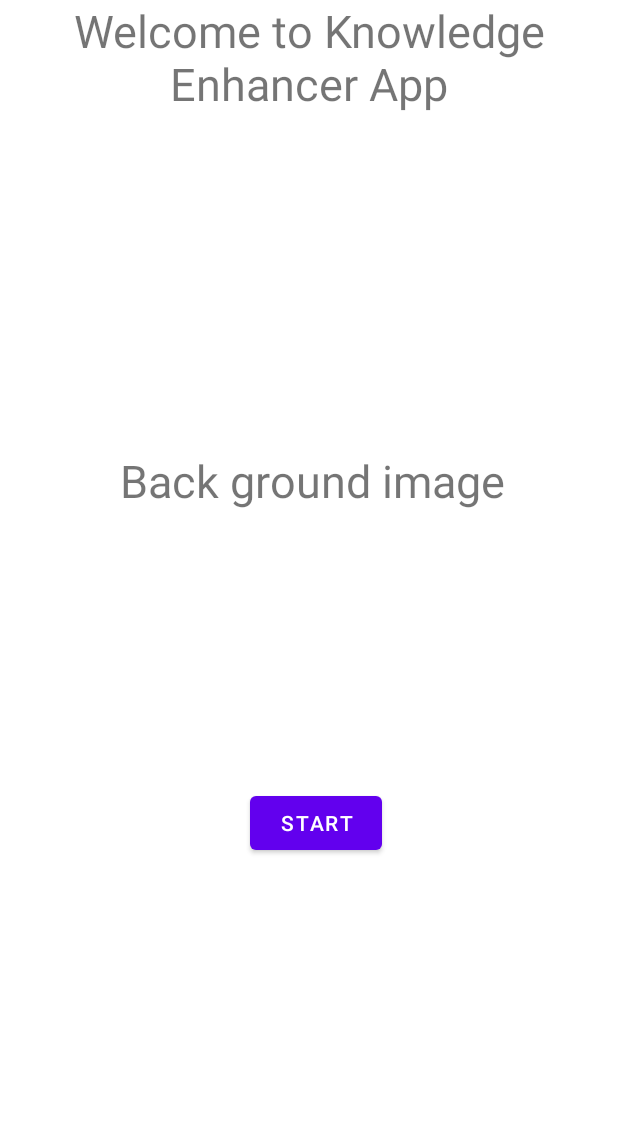
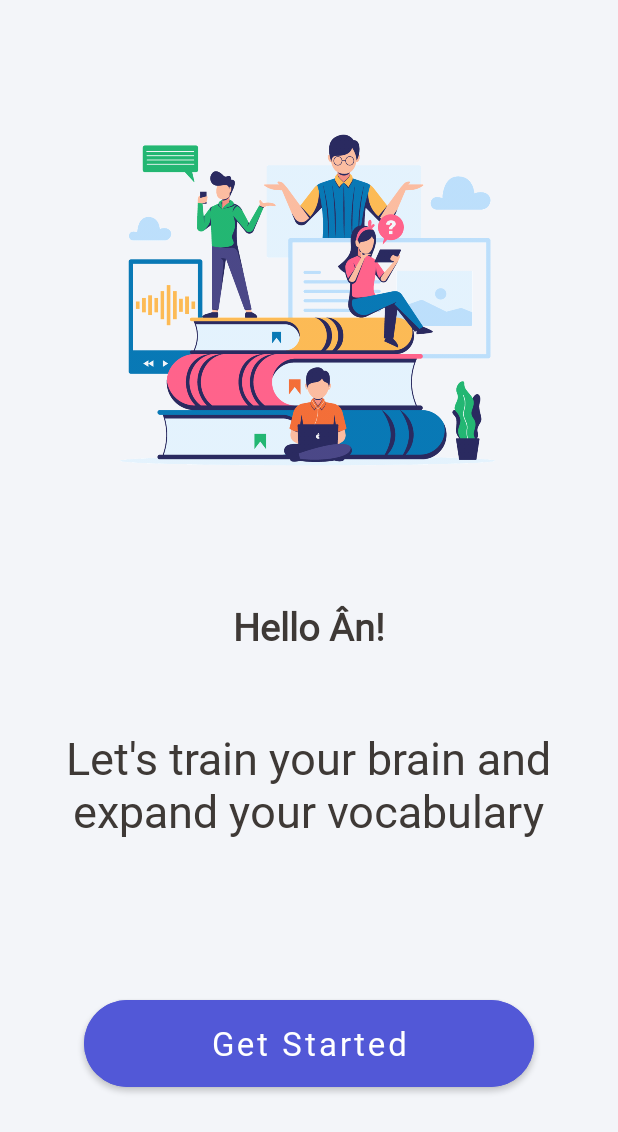
Before and after one commit to phian/Knowledge_Enhancer_App, an Android app: the screen it shows after launch (MainActivity), on a phone screen of 412 x 824 dp. Shown: the top 1132 px of the screen. Run offline under Robolectric (Android 15) with nearby library versions, the phone set to English and light mode, and no system bars.

Commit message:
Create first design for Main screen and Greeting screen

```diff
--- a/app/build.gradle
+++ b/app/build.gradle
@@ -8,7 +8,7 @@ android {
 
     defaultConfig {
         applicationId "com.example.knowledge_enhancer"
-        minSdkVersion 28
+        minSdkVersion 16
         targetSdkVersion 29
         versionCode 1
         versionName "1.0"
--- a/app/src/main/java/com/example/knowledge_enhancer/MainActivity.java
+++ b/app/src/main/java/com/example/knowledge_enhancer/MainActivity.java
@@ -1,24 +1,65 @@
 package com.example.knowledge_enhancer;
 
+import android.annotation.SuppressLint;
+import android.content.Intent;
+import android.os.Build;
 import android.os.Bundle;
 
 import com.google.android.material.floatingactionbutton.FloatingActionButton;
 import com.google.android.material.snackbar.Snackbar;
 
+import androidx.annotation.RequiresApi;
 import androidx.appcompat.app.AppCompatActivity;
 import androidx.appcompat.widget.Toolbar;
 
+import android.os.Handler;
+import android.view.DisplayCutout;
 import android.view.View;
 
 import android.view.Menu;
 import android.view.MenuItem;
+import android.view.WindowInsets;
+import android.view.WindowManager;
+import android.widget.Button;
+
 
 public class MainActivity extends AppCompatActivity {
+    Button startButton, test;
 
     @Override
     protected void onCreate(Bundle savedInstanceState) {
         super.onCreate(savedInstanceState);
         setContentView(R.layout.activity_main);
+
+        if (isAlreadyHadUserName() == false)
+            runGreetingActivity();
+
+        // Để tạm
+        startButton = (Button)findViewById(R.id.start_button);
+        startButton.setOnClickListener(new View.OnClickListener() {
+            @Override
+            public void onClick(View v) {
+                Handler delayBeforeChangeScreen = new Handler();
+                delayBeforeChangeScreen.postDelayed(new Runnable() {
+                    @Override
+                    public void run() {
+                        Intent intent = new Intent(MainActivity.this, GreetingActivity.class);
+                        startActivity(intent);
+                        overridePendingTransition(android.R.anim.fade_in, android.R.anim.fade_out);
+                    }
+                }, 500);
+
+                // disable nút để tránh trường hợp ng dùng click liên tục vào nút
+                v.setClickable(false);
+                v.postDelayed(new Runnable() {
+                    @Override
+                    public void run() {
+                        v.setClickable(true);
+
+                    }
+                }, 500);
+            }
+        });
     }
 
     @Override
@@ -42,4 +83,14 @@ public class MainActivity extends AppCompatActivity {
 
         return super.onOptionsItemSelected(item);
     }
+
+    // Hàm check xem ng dùng có user name hay chưa
+    private boolean isAlreadyHadUserName() {
+        return true;
+    }
+
+    private void runGreetingActivity() {
+        Intent intent = new Intent(MainActivity.this, GreetingActivity.class);
+        startActivity(intent);
+    }
 }
--- a/app/src/main/res/layout/activity_main.xml
+++ b/app/src/main/res/layout/activity_main.xml
@@ -1,38 +1,65 @@
 <?xml version="1.0" encoding="utf-8"?>
-<androidx.coordinatorlayout.widget.CoordinatorLayout xmlns:android="http://schemas.android.com/apk/res/android"
+<androidx.coordinatorlayout.widget.CoordinatorLayout
+    xmlns:android="http://schemas.android.com/apk/res/android"
     xmlns:app="http://schemas.android.com/apk/res-auto"
     xmlns:tools="http://schemas.android.com/tools"
     android:layout_width="match_parent"
     android:layout_height="match_parent"
     tools:context=".MainActivity">
 
-    <AbsoluteLayout
+    <LinearLayout
         android:id="@+id/absoluteLayout"
         android:layout_width="match_parent"
-        android:layout_height="match_parent">
+        android:layout_height="match_parent"
+        android:background="#F3F5F9"
+        android:orientation="vertical">
 
-        <TextView
-            android:layout_width="match_parent"
-            android:layout_height="wrap_content"
-            android:text="@string/welcome_greeting"
-            android:textAlignment="center"
-            android:textSize="30sp" />
+        <ImageView
+            android:layout_width="400dp"
+            android:layout_height="400dp"
+            android:translationX="5dp"
+            android:src="@drawable/study"/>
 
         <TextView
             android:layout_width="wrap_content"
             android:layout_height="wrap_content"
-            android:text="Back ground image"
+            android:layout_gravity="center"
+            android:textStyle="bold"
+            android:textColor="#3E3936"
+            android:textSize="25sp"
+            app:fontFamily="@font/open_sans_semibold"
+            android:text="@string/main_screen_greeting"/>
+
+        <TextView
+            android:layout_width="370dp"
+            android:layout_height="wrap_content"
+            android:layout_gravity="center"
+            android:layout_marginTop="50dp"
+            android:gravity="center_horizontal"
+            android:maxLines="2"
+            android:text="@string/main_screen_title"
+            android:textAlignment="center"
+            android:textColor="#3E3936"
             android:textSize="30sp"
-            android:layout_x="80dp"
-            android:layout_y="300dp"/>
+            app:fontFamily="@font/open_sans_semibold" />
+
+
 
         <com.google.android.material.button.MaterialButton
-            android:layout_width="wrap_content"
-            android:layout_height="wrap_content"
-            android:layout_x="167dp"
-            android:layout_y="525dp"
-            android:text="@string/start_button_text" />
+            android:id="@+id/start_button"
+            android:layout_width="300dp"
+            android:layout_height="70dp"
+            app:cornerRadius="30dp"
+            android:text="@string/start_button_text"
+            android:layout_gravity="center"
+            android:shadowColor="@android:color/transparent"
+            android:backgroundTint="#5258D7"
+            android:textColor="@android:color/white"
+            app:fontFamily="@font/open_sans_semibold"
+            android:textSize="22sp"
+            android:layout_marginTop="100dp"
+            android:textAllCaps="false"/>
 
-    </AbsoluteLayout>
+    </LinearLayout>
 
-</androidx.coordinatorlayout.widget.CoordinatorLayout>
+</androidx.coordinatorlayout.widget.CoordinatorLayout >
--- a/app/src/main/res/values/strings.xml
+++ b/app/src/main/res/values/strings.xml
@@ -10,5 +10,13 @@
     <string name="hello_first_fragment">Hello first fragment</string>
     <string name="hello_second_fragment">Hello second fragment. Arg: %1$s</string>
     <string name="welcome_greeting">Welcome to Knowledge Enhancer App</string>
-    <string name="start_button_text">Start</string>
+    <string name="start_button_text">Get Started</string>
+    <string name="main_screen_greeting">Hello Ân!</string>
+    <string name="main_screen_title">Let\'s train your brain and expand your vocabulary</string>
+    <string name="create_name_button_text">Create Name</string>
+    <string name="app_name_greeting_screen">Knowledge Enhancer</string>
+    <string name="greeting1">Welcome</string>
+    <string name="greeting2">We hope you enjoy our app</string>
+    <string name="enter_your_player_name">Enter your player name?</string>
+    <string name="submit_button">Submit</string>
 </resources>
--- a/build.gradle
+++ b/build.gradle
@@ -5,7 +5,7 @@ buildscript {
         jcenter()
     }
     dependencies {
-        classpath "com.android.tools.build:gradle:4.1.0"
+        classpath 'com.android.tools.build:gradle:4.1.1'
 
         // NOTE: Do not place your application dependencies here; they belong
         // in the individual module build.gradle files
```
Also changed, not shown: app/src/main/AndroidManifest.xml (+7 -0 lines), app/src/main/java/com/example/knowledge_enhancer/FirstFragment.java (deleted, +0 -34 lines), app/src/main/java/com/example/knowledge_enhancer/GreetingActivity.java (added, +61 -0 lines), app/src/main/java/com/example/knowledge_enhancer/GreetingActivity2.java (added, +33 -0 lines), app/src/main/java/com/example/knowledge_enhancer/SecondFragment.java (deleted, +0 -34 lines), app/src/main/res/drawable/edit_text_border.xml (added, +15 -0 lines), app/src/main/res/layout/activity_greeting.xml (added, +100 -0 lines), app/src/main/res/layout/activity_greeting2.xml (added, +77 -0 lines), app/src/main/res/layout/content_main.xml (deleted, +0 -19 lines), app/src/main/res/layout/fragment_first.xml (deleted, +0 -28 lines), app/src/main/res/layout/fragment_second.xml (deleted, +0 -27 lines), app/src/main/res/navigation/nav_graph.xml (deleted, +0 -28 lines), app/src/main/res/drawable/kids.png (added), app/src/main/res/drawable/students.png (added), 1 more files.
